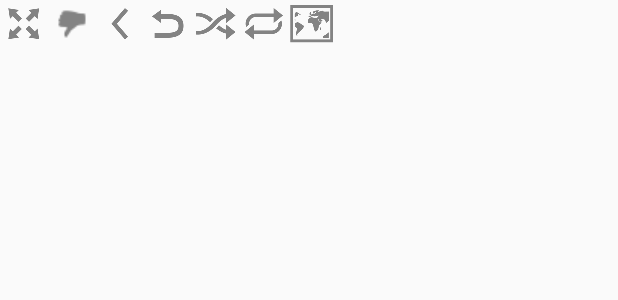
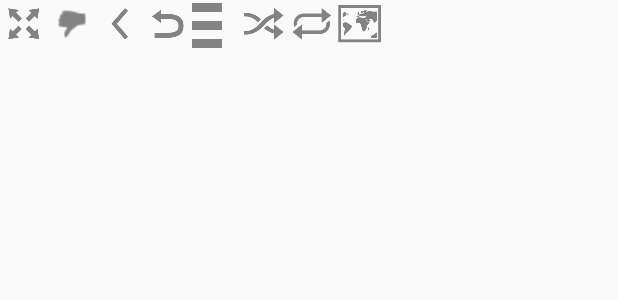
Before and after one commit to majjom/DrawingScreen, an Android app: the layout activity_main.xml on its own in the app's theme, with its tools: preview values and no code run, on a phone screen of 412 x 824 dp. Shown: the top 300 px of the screen. Run offline under Robolectric (Android 15) with nearby library versions, the phone set to English and light mode, and no system bars.

Commit message:
list activity

```diff
--- a/app/src/main/AndroidManifest.xml
+++ b/app/src/main/AndroidManifest.xml
@@ -16,6 +16,10 @@
                 <category android:name="android.intent.category.LAUNCHER" />
             </intent-filter>
         </activity>
+        <activity
+            android:name=".DrawingPointsListActivity"
+            android:label="@string/title_activity_drawing_points_list" >
+        </activity>
     </application>
 
 </manifest>
--- a/app/src/main/java/com/example/majo/BusinessObjects/DrawingPoint.java
+++ b/app/src/main/java/com/example/majo/BusinessObjects/DrawingPoint.java
@@ -13,4 +13,9 @@ public class DrawingPoint {
         this.y = y;
         this.radius = radius;
     }
+
+    @Override
+    public String toString() {
+        return String.format("x:%s y:%s r:%s", x, y, radius);
+    }
 }
--- a/app/src/main/java/com/example/majo/drawingscreen/MainActivity.java
+++ b/app/src/main/java/com/example/majo/drawingscreen/MainActivity.java
@@ -1,6 +1,7 @@
 package com.example.majo.drawingscreen;
 
 import android.app.Activity;
+import android.content.Intent;
 import android.os.Bundle;
 import android.view.Menu;
 import android.view.MenuItem;
@@ -159,4 +160,9 @@ public class MainActivity extends Activity {
         this.imageView.clearAllPoints();
         onDrawPositionClick(view);
     }
+
+    public void onDrawPointsListClick(View view) {
+        Intent intent = new Intent(this, DrawingPointsListActivity.class);
+        startActivity(intent);
+    }
 }
--- a/app/src/main/res/layout/activity_main.xml
+++ b/app/src/main/res/layout/activity_main.xml
@@ -43,10 +43,20 @@
     <ImageButton
         android:layout_width="wrap_content"
         android:layout_height="wrap_content"
+        android:id="@+id/drawPointsList"
+        android:background="@drawable/draw_points_list"
+        android:onClick="onDrawPointsListClick"
+        android:layout_toRightOf="@id/undoDrawing"
+        />
+
+
+    <ImageButton
+        android:layout_width="wrap_content"
+        android:layout_height="wrap_content"
         android:id="@+id/submitDrawing"
         android:background="@drawable/submit_drawing"
         android:onClick="onSubmitDrawingClick"
-        android:layout_toRightOf="@id/undoDrawing"
+        android:layout_toRightOf="@id/drawPointsList"
         />
 
     <ImageButton
@@ -72,6 +82,7 @@
 
 
 
+
     <com.example.majo.drawingscreen.DrawingScreenView
         android:id="@+id/imageView"
         android:layout_width="wrap_content"
--- a/app/src/main/res/values/strings.xml
+++ b/app/src/main/res/values/strings.xml
@@ -8,6 +8,7 @@
     <string name="action_toggle_is_drawing_mode">Toggle is drawing mode</string>
     <string name="action_erase_points">Erase points</string>
     <string name="disable_enable_drawing_button_caption">Disable/Enable drawing</string>
-    action_erase_points
+    action_erase_points    <string name="title_activity_drawing_points_list">DrawingPointsListActivity</string>
+    <string name="action_settings">Settings</string>
 
 </resources>
```
Also changed, not shown: app/src/main/java/com/example/majo/drawingscreen/DrawingPointsListActivity.java (added, +55 -0 lines), app/src/main/res/layout/activity_drawing_points_list.xml (added, +17 -0 lines), app/src/main/res/menu/menu_drawing_points_list.xml (added, +7 -0 lines), app/src/main/res/drawable-hdpi/draw_points_list.png (added), app/src/main/res/drawable-mdpi/draw_points_list.png (added), app/src/main/res/drawable-xhdpi/draw_points_list.png (added), app/src/main/res/drawable-xxhdpi/draw_points_list.png (added).
